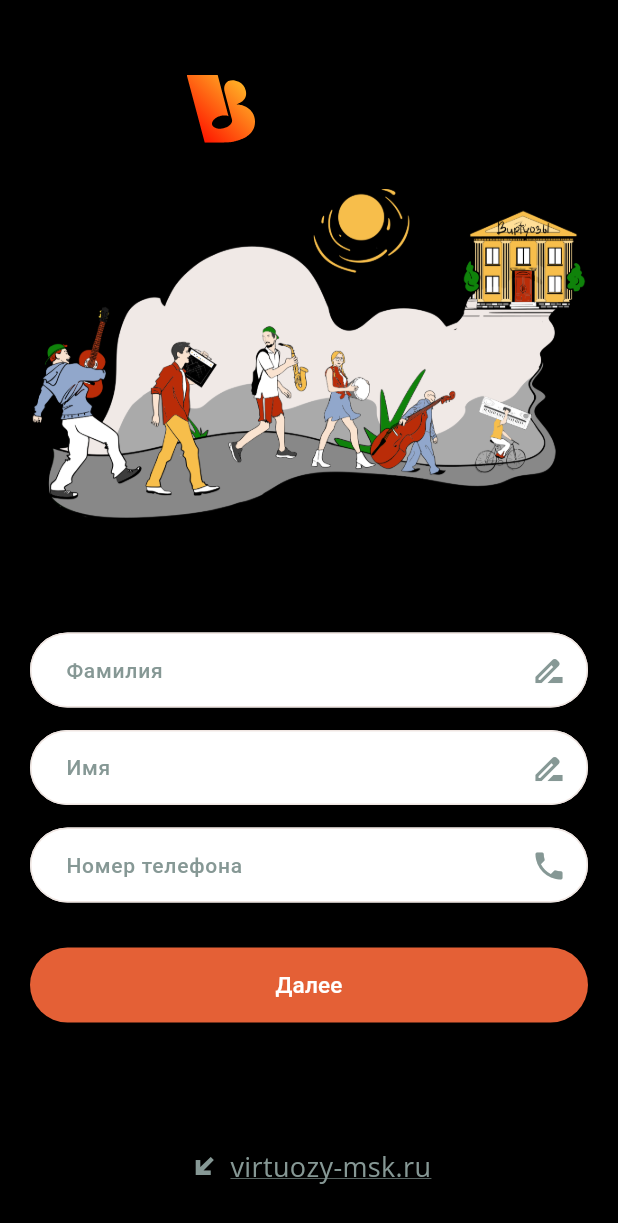
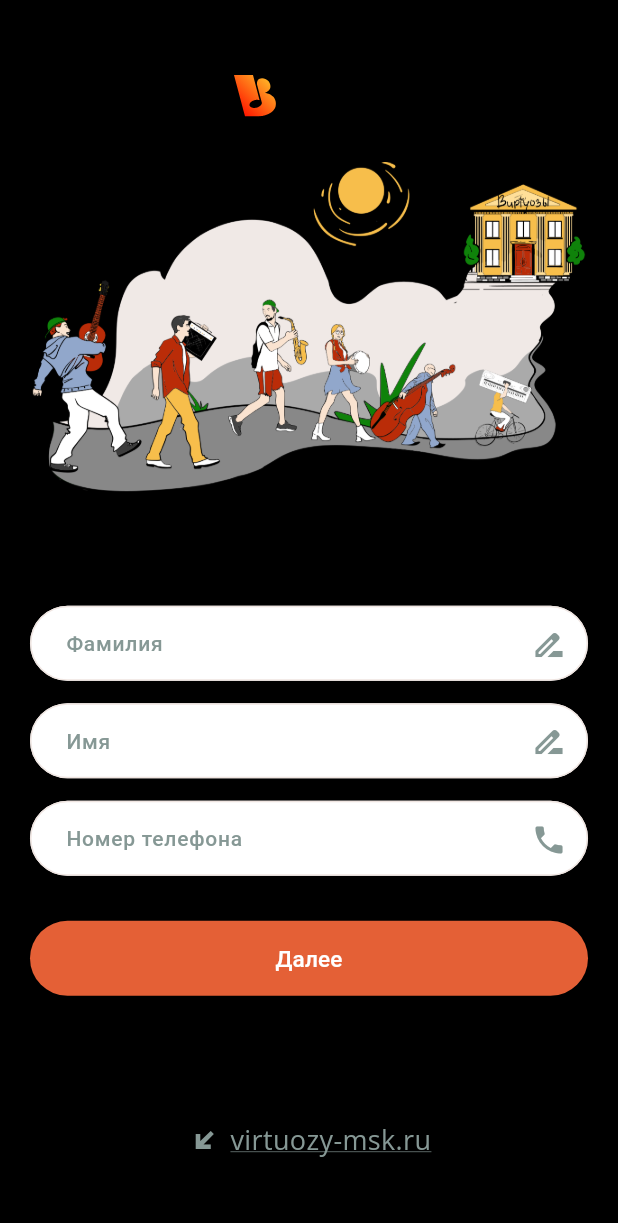
Before and after one commit to DataCenterMuzVirtuozy/virtuozy, a Flutter app: the LogInPage screen opened by its route, after a tap on "Регистрация", on a phone screen of 412 x 824 dp. Shown: the top 1223 px of the screen. Run offline on Flutter 3.47's test engine with Material 3 defaults, Android fonts, the phone set to English and light mode, and no system bars; our stand-ins replace badges, connectivity_plus, dio, easy_localization, equatable, flutter_animate and 16 more; missing offline and left inert: onboarding, webview_flutter_android, webview_flutter_wkwebview; accounts and stored records are empty; Roboto replaces fonts that are missing (VelaSansBold, VelaSansRegular).

```diff
--- a/lib/assets/translations/ru-RU.json
+++ b/lib/assets/translations/ru-RU.json
@@ -128,7 +128,9 @@
    "Получить бонусы": "Получить бонусы",
   "Отмена": "Отмена",
   "Выйти из аккаунта?": "Выйти из аккаунта?",
+  "Недостаточно средств на балансе": "Недостаточно средств на балансе",
   "Ваши данные будут сохранены": "Ваши данные будут сохранены",
+  "Урок состоялся?": "Урок состоялся?",
   "Если филиал определен неверно, попробуйте выбрать вручную": "Если филиал определен неверно, попробуйте выбрать вручную",
   "Репертуар подбирается индивидуально от классики до современной музыки. Даём ученикам возможность выступать на концертах, фестивалях и гастролировать.": "Репертуар подбирается индивидуально от классики до современной музыки. Даём ученикам возможность выступать на концертах, фестивалях и гастролировать."
 }
--- a/lib/components/dialogs/contents/bottom_sheet_menu/bonuses_list_content.dart
+++ b/lib/components/dialogs/contents/bottom_sheet_menu/bonuses_list_content.dart
@@ -29,7 +29,7 @@ class _BonusesListContentState extends State<BonusesListContent> with AuthMixin
     child: Column(
      children: [
       ...List.generate(widget.bonuses.length, (index) {
-       return ItemBonus(bonus:widget.bonuses[index],directions: userCubit.userEntity.directions);
+       return ItemBonus(bonus:widget.bonuses[index],directions: user.directions);
       })
      ],
     ),
--- a/lib/components/dialogs/contents/bottom_sheet_menu/details_lesson_content.dart
+++ b/lib/components/dialogs/contents/bottom_sheet_menu/details_lesson_content.dart
@@ -203,7 +203,7 @@ class ItemDetailsLesson extends StatelessWidget{
                      Navigator.pop(context);
                      Dialoger.showModalBottomMenu(
                          blurred: false,
-                         args:[lesson,direction,[lesson]],
+                         args:[lesson,[direction],[lesson],false],
                          title:'Подтверждение урока'.tr(),context: context,
                          content: ConfirmLesson());
                    },
--- a/lib/presentations/auth_screen/login_page.dart
+++ b/lib/presentations/auth_screen/login_page.dart
@@ -22,6 +22,7 @@ import 'package:virtuozy/router/paths.dart';
 
 import '../../components/text_fields.dart';
 import '../../utils/text_style.dart';
+import '../../utils/theme_provider.dart';
 
 class LogInPage extends StatefulWidget{
   const LogInPage({super.key});
@@ -35,7 +36,7 @@ class _LogInPageState extends State<LogInPage> {
 
   late TextEditingController _codeController;
   late TextEditingController _phoneController;
-
+  bool _darkTheme = false;
   late MaskTextInputFormatter _maskFormatter;
 
 
@@ -51,6 +52,12 @@ class _LogInPageState extends State<LogInPage> {
     );
   }
 
+
+  @override
+  void didChangeDependencies() {
+    super.didChangeDependencies();
+    _darkTheme = context.watch<ThemeProvider>().themeStatus == ThemeStatus.dark;
+  }
 
   @override
   void dispose() {
@@ -99,7 +106,8 @@ class _LogInPageState extends State<LogInPage> {
                 children: [
                   Column(
                     children: [
-                      SvgPicture.asset(logo,width: 100.0,),
+                      _darkTheme?Image.asset(logoDark,width: 100.0):
+                      SvgPicture.asset(logo, width: 100.0),
                       const Gap(30.0),
                       Image.asset(illustration_5),
                       const Gap(30.0),
@@ -146,7 +154,7 @@ class _LogInPageState extends State<LogInPage> {
                         },
                         textButton:'Войти'.tr(),
                       ),
-                      const Gap(15.0),
+                      const Gap(10.0),
                       TextButton(onPressed: (){
                         if(state.authStatus != AuthStatus.sendRequestCode){
                           GoRouter.of(context).push(pathSingIn);
@@ -156,7 +164,7 @@ class _LogInPageState extends State<LogInPage> {
                           child: Text('Регистрация'.tr(),
                           style: TStyle.textStyleVelaSansRegularUnderline(Theme.of(context).textTheme.displayMedium!.color!,
                               size: 18.0),)),
-                      const Gap(20.0),
+                      const Gap(5.0),
                       InkWell(
                         onTap: () async {
                           await _launchUrl();
--- a/lib/presentations/auth_screen/singin_page.dart
+++ b/lib/presentations/auth_screen/singin_page.dart
@@ -19,6 +19,7 @@ import '../../components/text_fields.dart';
 import '../../resourses/colors.dart';
 import '../../resourses/images.dart';
 import '../../utils/text_style.dart';
+import '../../utils/theme_provider.dart';
 import 'bloc/auth_event.dart';
 
 class SingInPage extends StatefulWidget{
@@ -34,6 +35,7 @@ class _SingInPageState extends State<SingInPage> {
   late TextEditingController _firsNameController;
   late TextEditingController _lastNameController;
   late MaskTextInputFormatter _maskFormatter;
+  bool _darkTheme = false;
 
 
   @override
@@ -47,6 +49,12 @@ class _SingInPageState extends State<SingInPage> {
         filter: { "#": RegExp(r'[0-9]') },
         type: MaskAutoCompletionType.lazy
     );
+  }
+
+  @override
+  void didChangeDependencies() {
+    super.didChangeDependencies();
+    _darkTheme = context.watch<ThemeProvider>().themeStatus == ThemeStatus.dark;
   }
 
 
@@ -80,7 +88,8 @@ class _SingInPageState extends State<SingInPage> {
                 children: [
                   Column(
                     children: [
-                      SvgPicture.asset(logo),
+              _darkTheme?Image.asset(logoDark,width: 100.0):
+              SvgPicture.asset(logo, width: 100.0),
                       const Gap(30.0),
                       Image.asset(illustration_5),
                       const Gap(20.0),
--- a/lib/presentations/theme_screen/theme_page.dart
+++ b/lib/presentations/theme_screen/theme_page.dart
@@ -126,7 +126,7 @@ class _ThemePageState extends State<ThemePage> {
               ),
               Expanded(
                 child: GridView.builder(
-                  padding: const EdgeInsets.only(right: 20.0),
+                  padding: const EdgeInsets.only(right: 20.0,bottom: 100.0),
                   itemCount: _colors.length - 2,
                     gridDelegate: const SliverGridDelegateWithFixedCrossAxisCount(
                   crossAxisCount: 3, // number of items in each row
--- a/lib/utils/auth_mixin.dart
+++ b/lib/utils/auth_mixin.dart
@@ -8,8 +8,8 @@ import '../bloc/app_bloc.dart';
 import '../di/locator.dart';
 
 mixin AuthMixin<T extends StatefulWidget> on State<T> {
-  final userCubit = locator.get<UserCubit>();
-  UserEntity get user =>userCubit.userEntity;
+  final _userCubit = locator.get<UserCubit>();
+  UserEntity get user =>_userCubit.userEntity;
 
 
 
```
Also changed, not shown: lib/components/dialogs/contents/bottom_sheet_menu/steps_confirm_lesson_content.dart (+16 -3 lines), lib/presentations/finance_screen/pay_page.dart (+39 -7 lines), lib/presentations/schedule_screen/details_schedule_page.dart (+7 -7 lines), lib/presentations/subscription_screen/bloc/sub_bloc.dart (+8 -0 lines), lib/presentations/subscription_screen/subscription_page.dart (+4 -3 lines), lib/presentations/web_screen/web_page.dart (+10 -1 lines), 2 other files.
